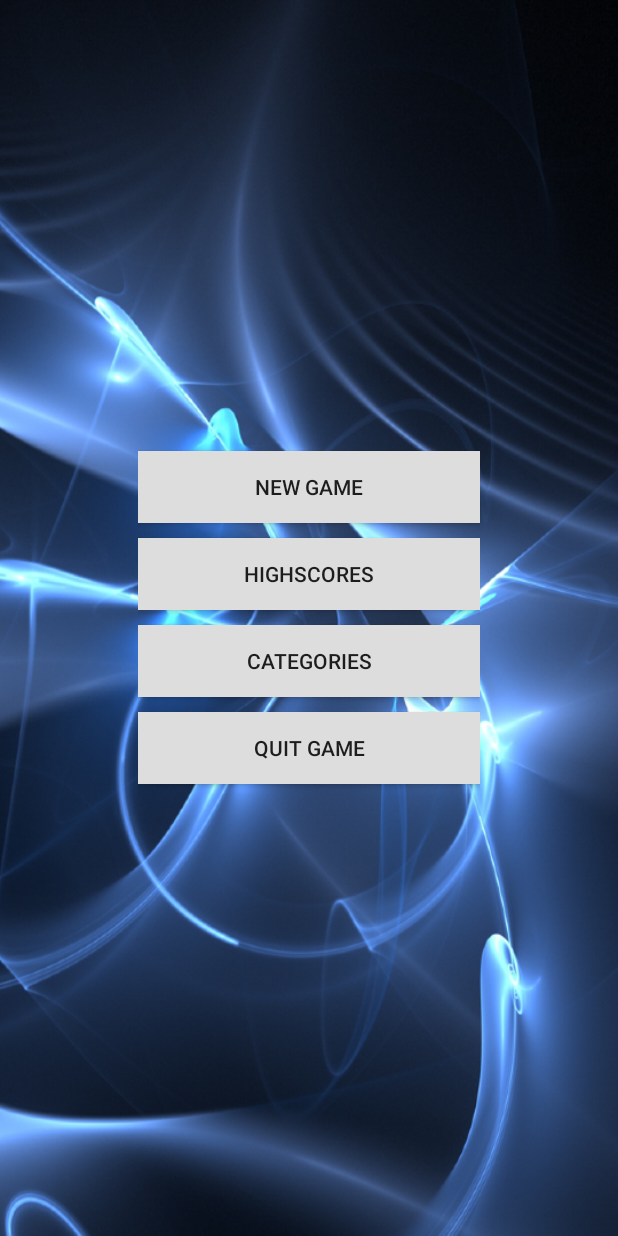
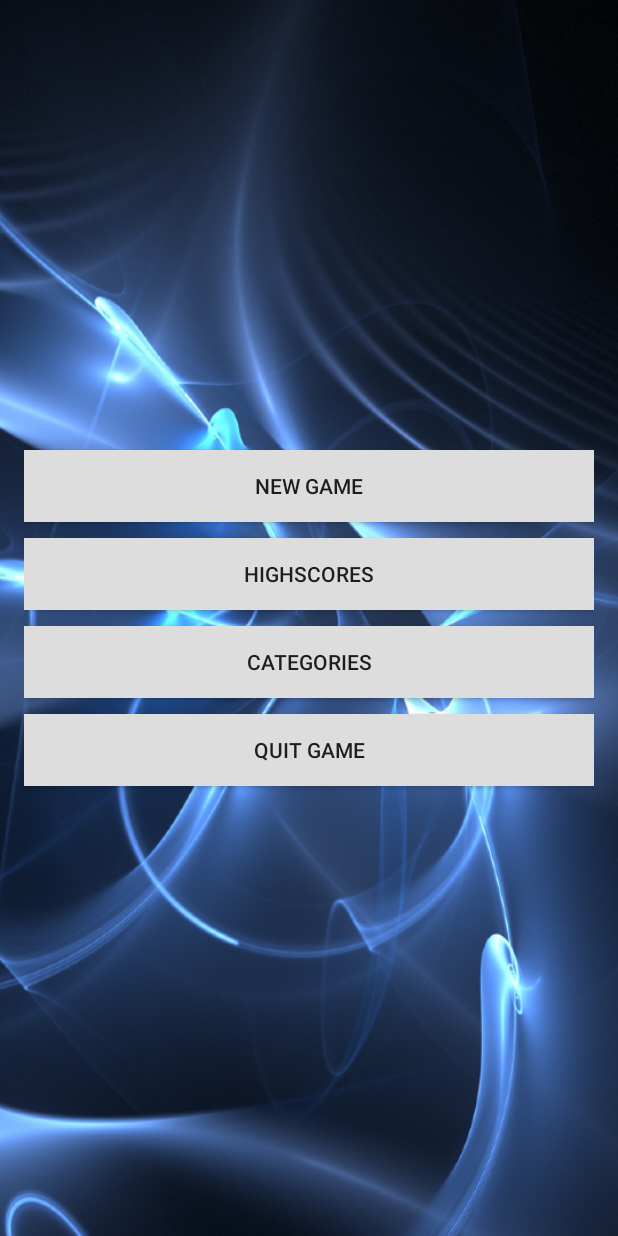
Before and after one commit to AxelAlex95/NerdQuiz, an Android app: the screen it shows after launch (MainMenuActivity), on a phone screen of 412 x 824 dp. Run offline under Robolectric (Android 15) with nearby library versions, the phone set to English and light mode, and no system bars.

Commit message:
changed layout of MainMenu

```diff
--- a/app/src/main/java/matsematics/nerdquiz/MainMenuActivity.java
+++ b/app/src/main/java/matsematics/nerdquiz/MainMenuActivity.java
@@ -38,15 +38,19 @@ public class MainMenuActivity extends FullscreenLayoutActivity {
     return super.onOptionsItemSelected(item);
   }
 
-  public void showCategories(View view) {
-      startActivity(new Intent(this, CategoryActivity.class));
-  }
-
   public void quitGame(View view) {
       System.exit(0);
   }
 
-  public void startGame(View view){
+  public void showCategories(View view) {
+    startActivity(new Intent(this, CategoryActivity.class));
+  }
+
+  public void showHighscore(View view) {
+    // TODO
+  }
+
+  public void startGame(View view) {
       Intent intent = new Intent(this,StartGameActivity.class);
       startActivity(intent);
   }
--- a/app/src/main/res/layout/activity_main_menu.xml
+++ b/app/src/main/res/layout/activity_main_menu.xml
@@ -1,4 +1,4 @@
-<LinearLayout xmlns:android="http://schemas.android.com/apk/res/android"
+<RelativeLayout xmlns:android="http://schemas.android.com/apk/res/android"
                 xmlns:tools="http://schemas.android.com/tools"
                 android:layout_width="match_parent"
                 android:layout_height="match_parent"
@@ -7,60 +7,58 @@
                 android:paddingTop="@dimen/activity_vertical_margin"
                 android:paddingBottom="@dimen/activity_vertical_margin"
                 android:background="@drawable/bg_start"
-    android:orientation="horizontal"
                 android:gravity="center"
                 tools:context=".MainMenu">
 
     <LinearLayout
-        android:layout_width="match_parent"
-        android:layout_height="match_parent"
         android:orientation="vertical"
-        android:layout_weight="2">
-    </LinearLayout>
-
-    <LinearLayout
-        android:layout_width="match_parent"
-        android:layout_height="match_parent"
-        android:orientation="vertical"
-        android:layout_gravity="center"
-        android:gravity="center"
-        android:layout_weight="1">
+        android:layout_width="fill_parent"
+        android:layout_height="wrap_content"
+        android:layout_centerVertical="true"
+        android:layout_centerHorizontal="true">
 
         <Button
             android:layout_width="match_parent"
             android:layout_height="wrap_content"
-            android:text="New Game"
+            android:text="@string/new_game"
             android:background="#FFDDDDDD"
-            android:layout_marginBottom="10dp"
-	    android:onClick="startGame"/>
+            android:onClick="startGame"
+            android:layout_marginBottom="5dp"
+            android:layout_marginTop="5dp"
+            android:paddingBottom="10dp"
+            android:paddingTop="10dp"/>
 
         <Button
             android:layout_width="match_parent"
             android:layout_height="wrap_content"
-            android:text="Highscores"
+            android:text="@string/highscores"
             android:background="#FFDDDDDD"
-            android:layout_marginBottom="10dp"/>
+            android:onClick="showHighscores"
+            android:layout_marginBottom="5dp"
+            android:layout_marginTop="5dp"
+            android:paddingBottom="10dp"
+            android:paddingTop="10dp"/>
 
         <Button
             android:layout_width="match_parent"
             android:layout_height="wrap_content"
-            android:text="Categories"
+            android:text="@string/categories"
+            android:background="#FFDDDDDD"
             android:onClick="showCategories"
-            android:background="#FFDDDDDD"
-            android:layout_marginBottom="10dp"/>
+            android:layout_marginBottom="5dp"
+            android:layout_marginTop="5dp"
+            android:paddingBottom="10dp"
+            android:paddingTop="10dp"/>
 
         <Button
             android:layout_width="match_parent"
             android:layout_height="wrap_content"
-            android:text="Quit Game"
+            android:text="@string/quit_game"
+            android:background="#FFDDDDDD"
             android:onClick="quitGame"
-            android:background="#FFDDDDDD"/>
+            android:layout_marginTop="5dp"
+            android:layout_marginBottom="5dp"
+            android:paddingBottom="10dp"
+            android:paddingTop="10dp"/>
     </LinearLayout>
-
-    <LinearLayout
-        android:layout_width="match_parent"
-        android:layout_height="match_parent"
-        android:orientation="vertical"
-        android:layout_weight="2">
-    </LinearLayout>
-</LinearLayout>
+</RelativeLayout>
--- a/app/src/main/res/values/strings.xml
+++ b/app/src/main/res/values/strings.xml
@@ -1,9 +1,12 @@
 <?xml version="1.0" encoding="utf-8"?>
 <resources>
 
+    <string name="action_settings">Settings</string>
     <string name="app_name">NerdQuiz</string>
-    <string name="hello_world">Hello world!</string>
-    <string name="action_settings">Settings</string>
-    <string name="title_activity_category">CategoryActivity</string>
+    <string name="categories">Categories</string>
+    <string name="highscores">Highscores</string>
+    <string name="new_game">New Game</string>
+    <string name="quit_game">Quit Game</string>
+    <string name="title_activity_category">Category</string>
 
 </resources>
```
Lines whose indentation alone changed are shown as unchanged.
